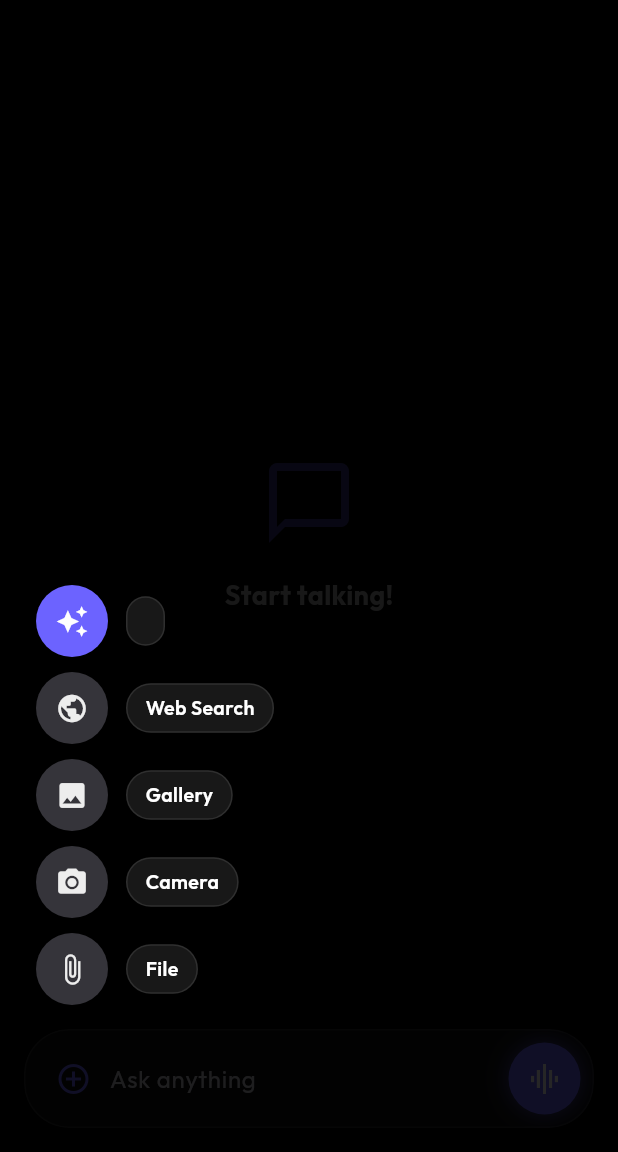
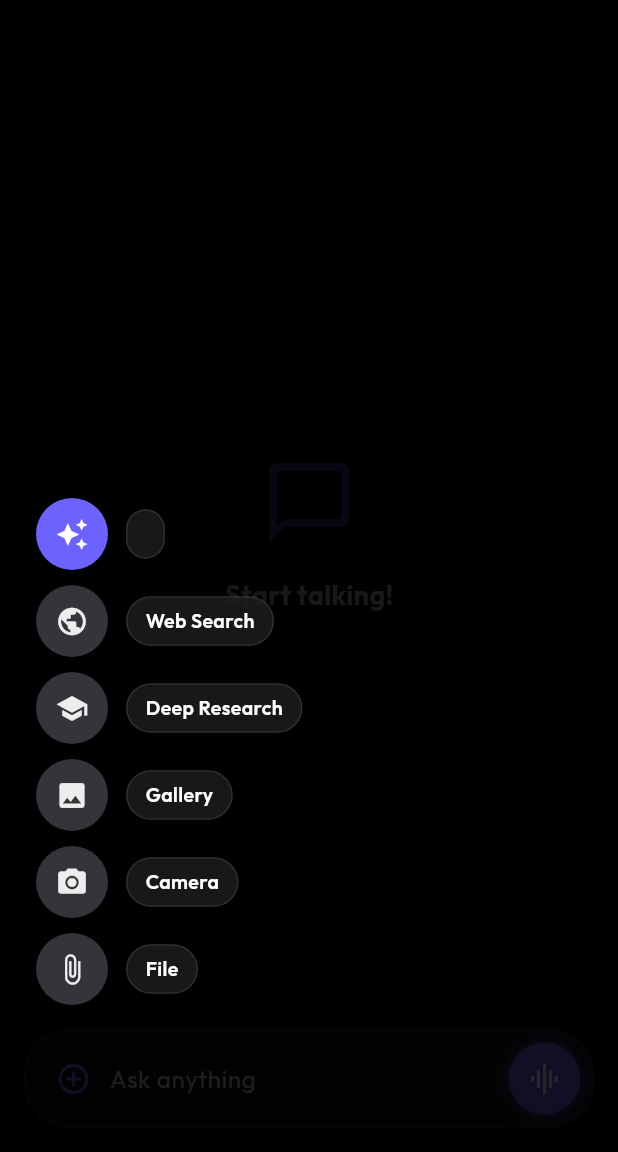
Before and after one commit to shreyashp77/ChadGPT, a Flutter app: the ChatScreen screen opened directly, after a tap on the "add circle outline" icon, on a phone screen of 412 x 824 dp, the part 84-1236 px from its top. Run offline on Flutter 3.47's test engine with Material 3 defaults, Android fonts, the light colour scheme and no system bars; drawn by our look-alikes of flutter_animate; our stand-ins replace file_picker, flutter_local_notifications, flutter_markdown, flutter_secure_storage, flutter_tts, font_awesome_flutter and 8 more; missing offline and left inert: flutter_foreground_task, flutter_highlighter, gal, llama_flutter_android, markdown, pasteboard; accounts and stored records are empty.

Commit message:
feat: introduce deep research mode with UI toggles and command detection

```diff
--- a/lib/screens/chat_screen.dart
+++ b/lib/screens/chat_screen.dart
@@ -40,6 +40,7 @@ class _ChatScreenState extends State<ChatScreen> {
 
   bool _useWebSearch = false; // Local state for search
   bool _useImageCreate = false; // Local state for image creation mode
+  bool _useDeepResearch = false; // Local state for deep research mode
 
   void _scrollToBottom({bool isImmediate = false}) {
     WidgetsBinding.instance.addPostFrameCallback((_) {
@@ -91,6 +92,18 @@ class _ChatScreenState extends State<ChatScreen> {
             // Just /create typed (without space) - wait for space or detect on blur
             // For now, just trigger setState for UI updates
             setState(() {});
+          } else if (!_useDeepResearch && text.toLowerCase().startsWith('/research ')) {
+            // Auto-detect /research command and enable research mode
+            WidgetsBinding.instance.addPostFrameCallback((_) {
+              if (mounted && _textController.text.toLowerCase().startsWith('/research ')) {
+                final newText = _textController.text.substring(10);
+                _textController.text = newText;
+                _textController.selection = TextSelection.fromPosition(
+                  TextPosition(offset: newText.length),
+                );
+                setState(() => _useDeepResearch = true);
+              }
+            });
           } else {
             setState(() {});
           }
@@ -373,10 +386,10 @@ class _ChatScreenState extends State<ChatScreen> {
                         mainAxisSize: MainAxisSize.min,
                         crossAxisAlignment: CrossAxisAlignment.start,
                         children: [
-                           // Top: Feature Chips (Web Search, Attachments, Image Mode)
-                           if (_useWebSearch || _pendingAttachmentPath != null || _useImageCreate)
+                           // Top: Feature Chips (Web Search, Attachments, Image Mode, Research Mode)
+                           if (_useWebSearch || _pendingAttachmentPath != null || _useImageCreate || _useDeepResearch)
                              Padding(
-                               padding: const EdgeInsets.fromLTRB(8, 0, 8, 8),
+                               padding: const EdgeInsets.fromLTRB(8, 8, 8, 4),
                                child: SingleChildScrollView(
                                  scrollDirection: Axis.horizontal,
                                  child: Row(
@@ -391,6 +404,18 @@ class _ChatScreenState extends State<ChatScreen> {
                                            label: 'Image',
                                            chipColor: Theme.of(context).colorScheme.primary,
                                            onRemove: () => setState(() => _useImageCreate = false),
+                                         ),
+                                       ),
+                                     // Research mode chip
+                                     if (_useDeepResearch)
+                                       Padding(
+                                         padding: const EdgeInsets.only(right: 6),
+                                         child: _buildFeatureChip(
+                                           context,
+                                           icon: Icons.school,
+                                           label: 'Research',
+                                           onRemove: () => setState(() => _useDeepResearch = false),
+                                           chipColor: Theme.of(context).colorScheme.primary,
                                          ),
                                        ),
                                      if (_useWebSearch)
@@ -564,7 +589,7 @@ class _ChatScreenState extends State<ChatScreen> {
       // Get position for the plus button (left side)
       final screenHeight = MediaQuery.of(context).size.height;
       // Add extra space if pills are visible
-      final pillsVisible = _useWebSearch || _pendingAttachmentPath != null;
+      final pillsVisible = _useWebSearch || _pendingAttachmentPath != null || _useDeepResearch || _useImageCreate;
       final bottomOffset = MediaQuery.of(context).padding.bottom + 16 + 56 + 16 + (pillsVisible ? 32 : 0);
       const leftOffset = 16.0 + 8.0;
 
@@ -633,6 +658,23 @@ class _ChatScreenState extends State<ChatScreen> {
                                          ).animate().slideY(begin: 0.5, end: 0, duration: 200.ms, delay: 50.ms).fadeIn(),
 
                                          if (settingsProvider.settings.searchProvider != SearchProvider.none)
+                                            const SizedBox(height: 10),
+
+                                        // Deep Research
+                                        _buildFloatingOption(
+                                            context,
+                                            icon: Icons.school,
+                                            label: _useDeepResearch ? 'Research On' : 'Deep Research',
+                                            bgColor: _useDeepResearch ? Theme.of(context).colorScheme.primary : Theme.of(context).colorScheme.surfaceContainerHighest,
+                                            iconColor: _useDeepResearch ? Colors.white : Theme.of(context).colorScheme.onSurface,
+                                            onTap: () {
+                                                Navigator.pop(context);
+                                                HapticFeedback.lightImpact();
+                                                setState(() => _useDeepResearch = !_useDeepResearch);
+                                            },
+                                            alignLeft: true,
+                                        ).animate().slideY(begin: 0.5, end: 0, duration: 200.ms, delay: 100.ms).fadeIn(),
+
                                         const SizedBox(height: 10),
 
                                        // Image from Gallery
@@ -659,7 +701,7 @@ class _ChatScreenState extends State<ChatScreen> {
                                                }
                                            },
                                            alignLeft: true,
-                                       ).animate().slideY(begin: 0.5, end: 0, duration: 200.ms, delay: 100.ms).fadeIn(),
+                                       ).animate().slideY(begin: 0.5, end: 0, duration: 200.ms, delay: 150.ms).fadeIn(),
 
                                        const SizedBox(height: 10),
 
@@ -686,7 +728,7 @@ class _ChatScreenState extends State<ChatScreen> {
                                                }
                                            },
                                            alignLeft: true,
-                                       ).animate().slideY(begin: 0.5, end: 0, duration: 200.ms, delay: 150.ms).fadeIn(),
+                                       ).animate().slideY(begin: 0.5, end: 0, duration: 200.ms, delay: 200.ms).fadeIn(),
 
                                        const SizedBox(height: 10),
 
@@ -709,7 +751,7 @@ class _ChatScreenState extends State<ChatScreen> {
                                                }
                                            },
                                            alignLeft: true,
-                                       ).animate().slideY(begin: 0.5, end: 0, duration: 200.ms, delay: 200.ms).fadeIn(),
+                                       ).animate().slideY(begin: 0.5, end: 0, duration: 200.ms, delay: 250.ms).fadeIn(),
 
                                        const SizedBox(height: 10),
 
@@ -727,7 +769,8 @@ class _ChatScreenState extends State<ChatScreen> {
                                                setState(() => _useImageCreate = !_useImageCreate);
                                            },
                                            alignLeft: true,
-                                       ).animate().slideY(begin: 0.5, end: 0, duration: 200.ms, delay: 250.ms).fadeIn(),
+                                       ).animate().slideY(begin: 0.5, end: 0, duration: 200.ms, delay: 300.ms).fadeIn(),
+
                                    ],
                                ),
                            ),
@@ -1500,21 +1543,28 @@ class _ChatScreenState extends State<ChatScreen> {
       text = '/create $text';
     }
 
+    final useDeepResearch = _useDeepResearch;
+
     _textController.clear();
     setState(() {
         _pendingAttachmentPath = null;
         _pendingAttachmentType = null;
         _useWebSearch = false;
         _useImageCreate = false;
+        _useDeepResearch = false;
     });
 
     try {
+      if (useDeepResearch) {
+        await chatProvider.startDeepResearch(text);
+      } else {
         await chatProvider.sendMessage(
           text,
           attachmentPath: path,
           attachmentType: type,
           useWebSearch: useSearch
         );
+      }
       _scrollToBottom();
     } catch (e) {
        if (mounted) {
```
Lines whose indentation alone changed are shown as unchanged.
